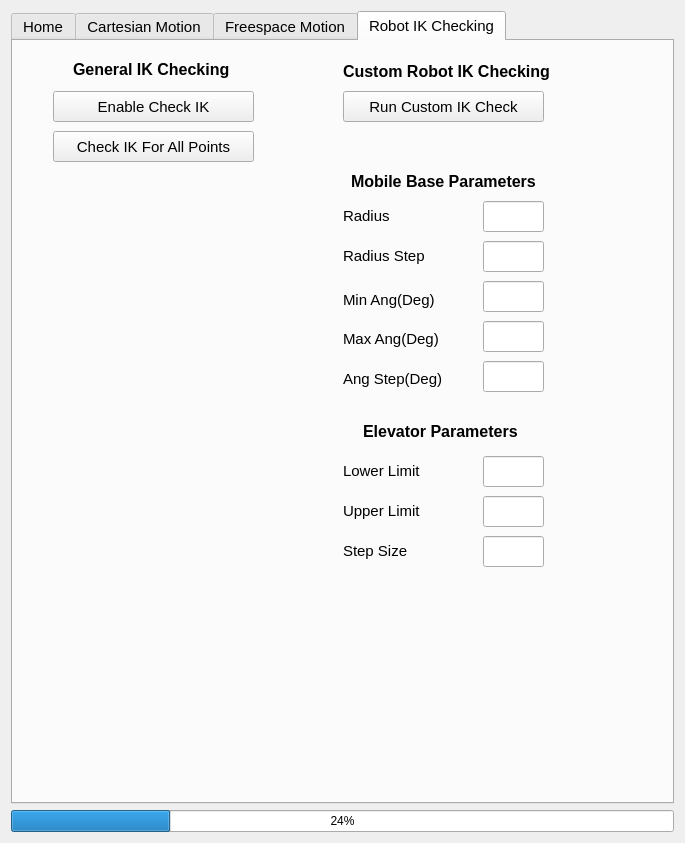
Qt form moveit_cartesian_plan_plugin/src/widgets/path_planning_widget.ui (peanut-robotics/fermi) before a commit.
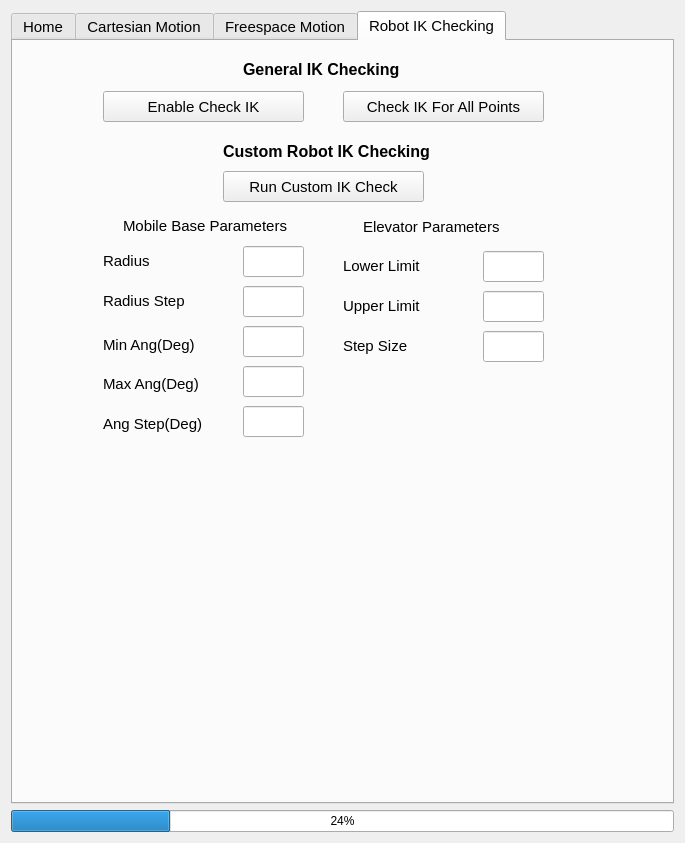
The same form after that commit. The open tabs and pages were chosen to show the change.

```diff
--- a/moveit_cartesian_plan_plugin/src/widgets/path_planning_widget.ui
+++ b/moveit_cartesian_plan_plugin/src/widgets/path_planning_widget.ui
@@ -1175,8 +1175,8 @@
       <widget class="QPushButton" name="btn_ik_planning">
        <property name="geometry">
         <rect>
-         <x>330</x>
-         <y>50</y>
+         <x>210</x>
+         <y>130</y>
          <width>201</width>
          <height>31</height>
         </rect>
@@ -1189,16 +1189,16 @@
        <property name="geometry">
         <rect>
          <x>350</x>
-         <y>380</y>
+         <y>175</y>
          <width>161</width>
          <height>21</height>
         </rect>
        </property>
        <property name="font">
         <font>
-         <pointsize>12</pointsize>
-         <weight>75</weight>
-         <bold>true</bold>
+         <pointsize>11</pointsize>
+         <weight>50</weight>
+         <bold>false</bold>
         </font>
        </property>
        <property name="text">
@@ -1209,7 +1209,7 @@
        <property name="geometry">
         <rect>
          <x>470</x>
-         <y>415</y>
+         <y>210</y>
          <width>61</width>
          <height>31</height>
         </rect>
@@ -1219,7 +1219,7 @@
        <property name="geometry">
         <rect>
          <x>330</x>
-         <y>420</y>
+         <y>215</y>
          <width>91</width>
          <height>20</height>
         </rect>
@@ -1237,7 +1237,7 @@
        <property name="geometry">
         <rect>
          <x>330</x>
-         <y>460</y>
+         <y>255</y>
          <width>91</width>
          <height>20</height>
         </rect>
@@ -1255,7 +1255,7 @@
        <property name="geometry">
         <rect>
          <x>470</x>
-         <y>455</y>
+         <y>250</y>
          <width>61</width>
          <height>31</height>
         </rect>
@@ -1265,7 +1265,7 @@
        <property name="geometry">
         <rect>
          <x>330</x>
-         <y>500</y>
+         <y>295</y>
          <width>67</width>
          <height>20</height>
         </rect>
@@ -1283,7 +1283,7 @@
        <property name="geometry">
         <rect>
          <x>470</x>
-         <y>495</y>
+         <y>290</y>
          <width>61</width>
          <height>31</height>
         </rect>
@@ -1292,17 +1292,17 @@
       <widget class="QLabel" name="label_14">
        <property name="geometry">
         <rect>
-         <x>338</x>
-         <y>130</y>
+         <x>110</x>
+         <y>175</y>
          <width>191</width>
          <height>20</height>
         </rect>
        </property>
        <property name="font">
         <font>
-         <pointsize>12</pointsize>
-         <weight>75</weight>
-         <bold>true</bold>
+         <pointsize>11</pointsize>
+         <weight>50</weight>
+         <bold>false</bold>
         </font>
        </property>
        <property name="text">
@@ -1312,8 +1312,8 @@
       <widget class="QLineEdit" name="robot_ik_radius">
        <property name="geometry">
         <rect>
-         <x>470</x>
-         <y>160</y>
+         <x>230</x>
+         <y>205</y>
          <width>61</width>
          <height>31</height>
         </rect>
@@ -1322,8 +1322,8 @@
       <widget class="QLineEdit" name="robot_ik_radius_step">
        <property name="geometry">
         <rect>
-         <x>470</x>
-         <y>200</y>
+         <x>230</x>
+         <y>245</y>
          <width>61</width>
          <height>31</height>
         </rect>
@@ -1332,8 +1332,8 @@
       <widget class="QLabel" name="label_15">
        <property name="geometry">
         <rect>
-         <x>330</x>
-         <y>164</y>
+         <x>90</x>
+         <y>209</y>
          <width>81</width>
          <height>21</height>
         </rect>
@@ -1350,8 +1350,8 @@
       <widget class="QLabel" name="label_16">
        <property name="geometry">
         <rect>
-         <x>330</x>
-         <y>328</y>
+         <x>90</x>
+         <y>373</y>
          <width>111</width>
          <height>20</height>
         </rect>
@@ -1368,8 +1368,8 @@
       <widget class="QLabel" name="label_17">
        <property name="geometry">
         <rect>
-         <x>330</x>
-         <y>205</y>
+         <x>90</x>
+         <y>250</y>
          <width>111</width>
          <height>20</height>
         </rect>
@@ -1386,8 +1386,8 @@
       <widget class="QLabel" name="label_18">
        <property name="geometry">
         <rect>
-         <x>330</x>
-         <y>249</y>
+         <x>90</x>
+         <y>294</y>
          <width>121</width>
          <height>20</height>
         </rect>
@@ -1404,8 +1404,8 @@
       <widget class="QLineEdit" name="robot_ik_min_ang">
        <property name="geometry">
         <rect>
-         <x>470</x>
-         <y>240</y>
+         <x>230</x>
+         <y>285</y>
          <width>61</width>
          <height>31</height>
         </rect>
@@ -1414,8 +1414,8 @@
       <widget class="QLabel" name="label_19">
        <property name="geometry">
         <rect>
-         <x>330</x>
-         <y>288</y>
+         <x>90</x>
+         <y>333</y>
          <width>111</width>
          <height>20</height>
         </rect>
@@ -1432,8 +1432,8 @@
       <widget class="QLineEdit" name="robot_ik_max_ang">
        <property name="geometry">
         <rect>
-         <x>470</x>
-         <y>280</y>
+         <x>230</x>
+         <y>325</y>
          <width>61</width>
          <height>31</height>
         </rect>
@@ -1442,8 +1442,8 @@
       <widget class="QLineEdit" name="robot_ik_ang_step">
        <property name="geometry">
         <rect>
-         <x>470</x>
-         <y>320</y>
+         <x>230</x>
+         <y>365</y>
          <width>61</width>
          <height>31</height>
         </rect>
@@ -1452,12 +1452,18 @@
       <widget class="QPushButton" name="btn_checkIK">
        <property name="geometry">
         <rect>
-         <x>40</x>
+         <x>90</x>
          <y>50</y>
          <width>201</width>
          <height>31</height>
         </rect>
        </property>
+       <property name="font">
+        <font>
+         <weight>50</weight>
+         <bold>false</bold>
+        </font>
+       </property>
        <property name="text">
         <string>Enable Check IK</string>
        </property>
@@ -1465,8 +1471,8 @@
       <widget class="QPushButton" name="btn_checkAllIK">
        <property name="geometry">
         <rect>
-         <x>40</x>
-         <y>90</y>
+         <x>330</x>
+         <y>50</y>
          <width>201</width>
          <height>31</height>
         </rect>
@@ -1478,8 +1484,8 @@
       <widget class="QLabel" name="label_20">
        <property name="geometry">
         <rect>
-         <x>330</x>
-         <y>20</y>
+         <x>210</x>
+         <y>100</y>
          <width>241</width>
          <height>21</height>
         </rect>
@@ -1498,7 +1504,7 @@
       <widget class="QLabel" name="label_21">
        <property name="geometry">
         <rect>
-         <x>60</x>
+         <x>230</x>
          <y>20</y>
          <width>171</width>
          <height>17</height>
```
Left out of the diff: 16 changed lines with no effect on the pictures.
